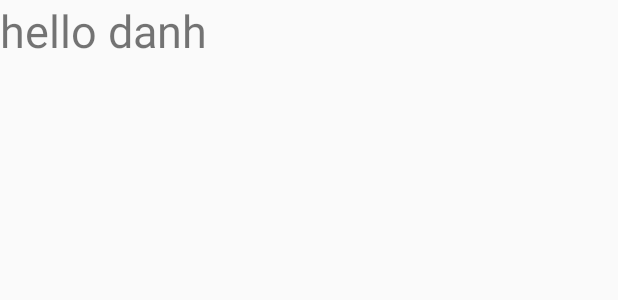
After one commit to danhtran12797/App_Music_Online_Offline, an Android app: the layout come_on_activity.xml on its own in the app's theme, with its tools: preview values and no code run, on a phone screen of 412 x 824 dp. The commit adds this screen. Shown: the top 300 px of the screen. Run offline under Robolectric (Android 15) with nearby library versions, the phone set to English and light mode, and no system bars.

Commit message:
commit change

```diff
--- a/app/src/main/java/com/danhtran12797/thd/app_music2019/Activity/SplashScreenActivity.java
+++ b/app/src/main/java/com/danhtran12797/thd/app_music2019/Activity/SplashScreenActivity.java
@@ -4,7 +4,6 @@ import android.content.Intent;
 import android.support.v7.app.AppCompatActivity;
 import android.os.Bundle;
 
-import com.danhtran12797.thd.app_music2019.R;
 
 public class SplashScreenActivity extends AppCompatActivity {
 
--- a/app/src/main/java/com/danhtran12797/thd/app_music2019/Fragment/DiscFragment.java
+++ b/app/src/main/java/com/danhtran12797/thd/app_music2019/Fragment/DiscFragment.java
@@ -30,7 +30,6 @@ public class DiscFragment extends Fragment {
     public static CircleImageView imgAvatarSong;
     private RelativeLayout relativeLayout;
     public static ObjectAnimator objectAnimator;
-
 
     @Nullable
     @Override
--- a/app/src/main/java/com/danhtran12797/thd/app_music2019/Fragment/ListSongFragment.java
+++ b/app/src/main/java/com/danhtran12797/thd/app_music2019/Fragment/ListSongFragment.java
@@ -28,11 +28,13 @@ public class ListSongFragment extends Fragment {
     private static final String ARG_ARR_MUSIC = "MUSICS";
 
     View view;
-    private RecyclerView recyclerView;
+    public static RecyclerView recyclerView;
     private ArrayList<Music> arrMusics;
     public static MusicAdapter musicAdapter;
     private RelativeLayout relativeLayout;
     public static FragmentContactListener listener;
+
+
 
     public interface FragmentContactListener {
         void onInpuSent(int position);
@@ -64,6 +66,7 @@ public class ListSongFragment extends Fragment {
         recyclerView.setLayoutManager(new LinearLayoutManager(getContext()));
         recyclerView.setAdapter(musicAdapter);
         recyclerView.setHasFixedSize(true);
+
 
         DividerItemDecoration dividerItemDecorationvider = new DividerItemDecoration(getContext(), new LinearLayoutManager(getContext()).getOrientation());
         Drawable drawable = ContextCompat.getDrawable(getContext(), R.drawable.custom_divider);
--- /dev/null
+++ b/app/src/main/res/layout/come_on_activity.xml
@@ -0,0 +1,12 @@
+<?xml version="1.0" encoding="utf-8"?>
+<android.support.constraint.ConstraintLayout
+    xmlns:android="http://schemas.android.com/apk/res/android" android:layout_width="match_parent"
+    android:layout_height="match_parent">
+
+    <TextView
+        android:textSize="30sp"
+        android:text="hello danh"
+        android:layout_width="wrap_content"
+        android:layout_height="wrap_content" />
+
+</android.support.constraint.ConstraintLayout>
--- a/app/src/main/res/layout/item_music.xml
+++ b/app/src/main/res/layout/item_music.xml
@@ -3,9 +3,10 @@
     android:id="@+id/layout_item"
     android:layout_width="match_parent"
     android:layout_height="wrap_content"
-    android:background="@drawable/selector_item"
     android:foreground="?selectableItemBackground"
     android:padding="5dp">
+
+    <!--android:background="@drawable/selector_item"-->
 
     <TextView
         android:id="@+id/txtNameSong"
--- a/app/src/main/res/values/colors.xml
+++ b/app/src/main/res/values/colors.xml
@@ -5,7 +5,7 @@
     <color name="colorAccent">#D81B60</color>
     <color name="color_item_music">#292929</color>
     <color name="color_item_music1">#00ffffff</color>
-    <color name="color_pressed_item_music">#834100</color>
+    <color name="color_pressed_item_music">#BC333333</color>
     <color name="color_favorites">#b41fff</color>
     <color name="color_playlist">#933f03</color>
 
--- a/app/src/main/res/values/strings.xml
+++ b/app/src/main/res/values/strings.xml
@@ -24,6 +24,8 @@
     <string name="func_app">Chức năng: <b>Nghe nhạc online, offline</b></string>
     <string name="developer_by">Thực hiện bởi: <a href="https://www.facebook.com/danhtran12797"><b>danhtran12797</b></a> </string>
     <string name="contact_me_app">Email: <b>danhtran12797@gmail.com</b></string>
+
+    <string name="banner_ad_unit_id">ca-app-pub-3940256099942544/6300978111</string>
 
     <string-array name="arr_cycle">
         <item>vong2</item>
--- a/build.gradle
+++ b/build.gradle
@@ -8,7 +8,7 @@ buildscript {
     }
     dependencies {
         classpath 'com.android.tools.build:gradle:3.3.2'
-        classpath 'com.google.gms:google-services:4.0.1'
+        classpath 'com.google.gms:google-services:4.2.0'
 
         // NOTE: Do not place your application dependencies here; they belong
         // in the individual module build.gradle files
```
Also changed, not shown: app/build.gradle (+8 -7 lines), app/src/main/java/com/danhtran12797/thd/app_music2019/Activity/OfflineActivity.java (+9 -3 lines), app/src/main/java/com/danhtran12797/thd/app_music2019/Adapter/MusicAdapter.java (+15 -1 lines), 1 other file.
